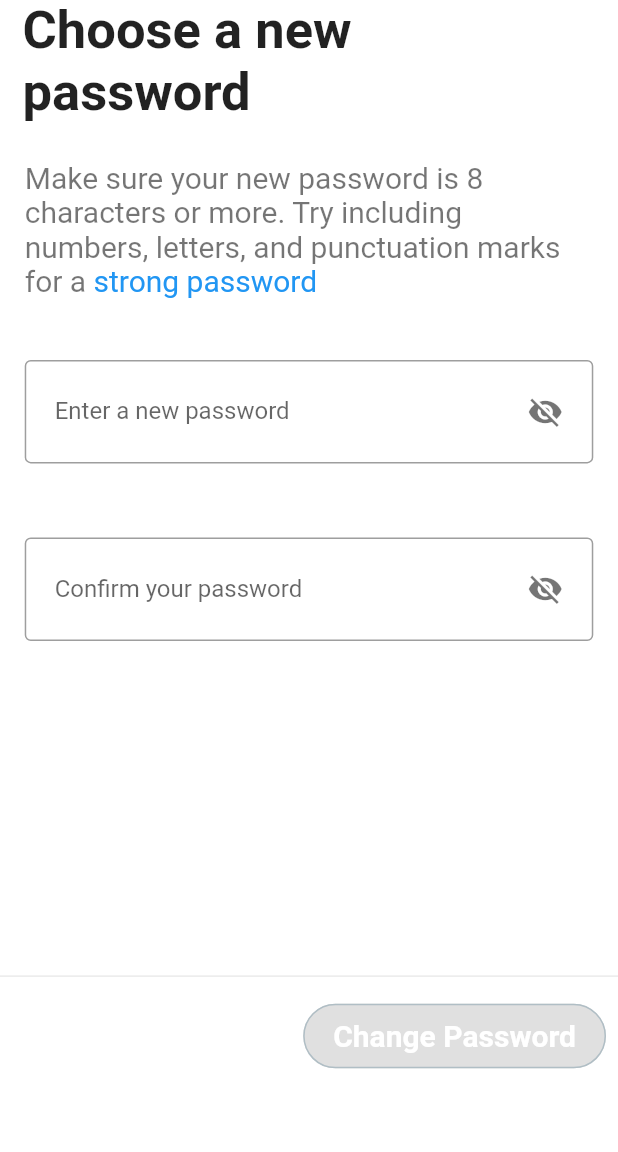
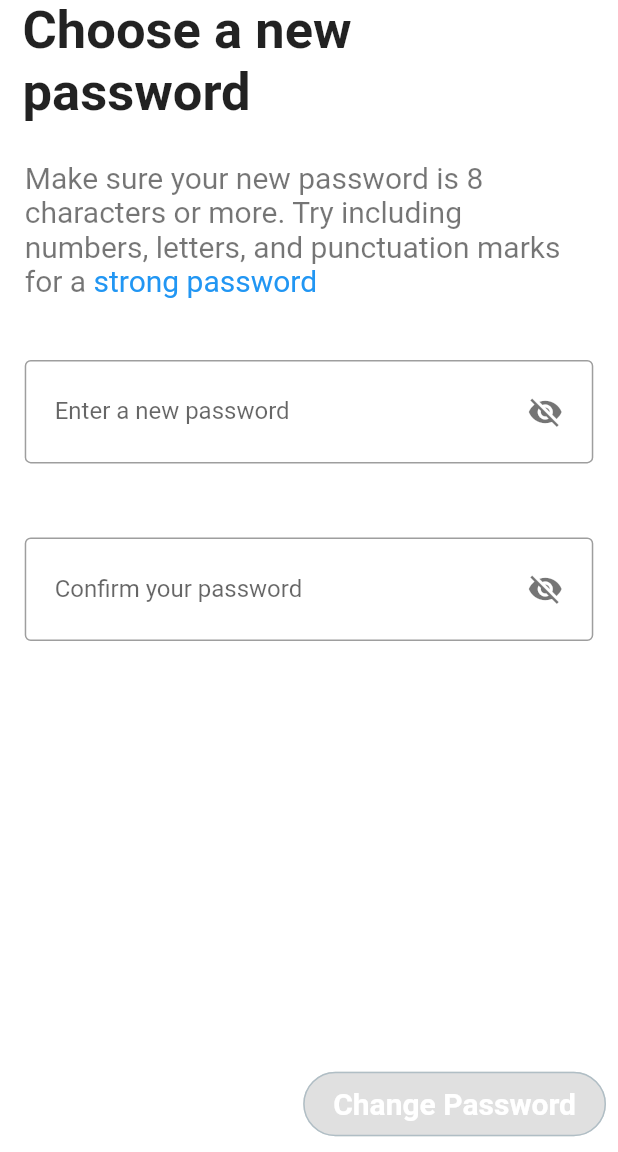
Before and after one commit to TweaXy/cross-platform, a Flutter app: the ResetPasswordMobile screen opened directly, on a phone screen of 412 x 824 dp, the part 84-1236 px from its top. Run offline on Flutter 3.47's test engine with Material 2 defaults, Android fonts, the phone set to English and light mode, and no system bars; drawn by our look-alikes of oktoast; our stand-ins replace blur, cached_network_image, dio, dotted_border, dropdown_button2, flutter_bloc and 12 more; missing offline and left inert: datepicker_dropdown, icon_decoration, sign_button, tabbed_sliverlist, webview_flutter_plus.

Commit message:
[ 🎨 REF ] editing button display in reset password page.

```diff
--- a/lib/main.dart
+++ b/lib/main.dart
@@ -29,6 +29,8 @@ class TweaXy extends StatelessWidget {
       child: MaterialApp(
         debugShowCheckedModeBanner: false,
         theme: ThemeData(
+          bottomSheetTheme:
+              const BottomSheetThemeData(backgroundColor: Colors.white),
           brightness: brightness,
           fontFamily: 'Roboto',
           scaffoldBackgroundColor: isDarkMode ? Colors.black : Colors.white,
@@ -46,7 +48,7 @@ class TweaXy extends StatelessWidget {
           kProfileScreen: (context) => ProfileScreen(),
           kEditProfileScreen: (context) => EditProfileScreen(),
         },
-        initialRoute: kHomeScreen,
+        initialRoute: kSplashScreen,
       ),
     );
   }
--- a/lib/views/login/forget_passwoed_web_1.dart
+++ b/lib/views/login/forget_passwoed_web_1.dart
@@ -28,7 +28,9 @@ class _WebDialogSignInPage2State extends State<ForgetPasswordWeb1> {
 
   void _updateButtonState() {
     setState(() {
-      isButtonEnabled = myController.text.isNotEmpty;
+      isButtonEnabled = myController.text.trim().isNotEmpty;
+
+      // print(myController.text);
     });
   }
 
--- a/lib/views/login/forget_passwoed_web_3.dart
+++ b/lib/views/login/forget_passwoed_web_3.dart
@@ -31,7 +31,7 @@ class _ForgetPasswordWeb3State extends State<ForgetPasswordWeb3> {
 
   void _updateButtonState() {
     setState(() {
-      isButtonEnabled = myController.text.isNotEmpty;
+      isButtonEnabled = myController.text.trim().isNotEmpty;
     });
   }
 
--- a/lib/views/login/forget_password_page1.dart
+++ b/lib/views/login/forget_password_page1.dart
@@ -33,7 +33,7 @@ class _LoginViewPage1State extends State<ForgetPasswordPage1> {
 
   void _updateButtonState() {
     setState(() {
-      isButtonEnabled = myController.text.isNotEmpty;
+      isButtonEnabled = myController.text.trim().isNotEmpty;
     });
   }
 
--- a/lib/views/login/forget_password_page3.dart
+++ b/lib/views/login/forget_password_page3.dart
@@ -33,7 +33,8 @@ class _LoginViewPage1State extends State<ForgetPasswordPage3> {
 
   void _updateButtonState() {
     setState(() {
-      isButtonEnabled = myController.text.isNotEmpty;
+           isButtonEnabled = myController.text.trim().isNotEmpty;
+
     });
   }
 
--- a/lib/views/login/reset_password/reset_password_mobile.dart
+++ b/lib/views/login/reset_password/reset_password_mobile.dart
@@ -40,7 +40,7 @@ class _ResetPasswordMobileState extends State<ResetPasswordMobile> {
     setState(() {
       String c1 = myControllerNewPassword.text;
       String c2 = myControllerConfirmPassword.text;
-      if (!myControllerNewPassword.text.isEmpty && (c1 == c2))
+      if (!myControllerNewPassword.text.trim().isEmpty && (c1 == c2))
         isButtonEnabled = true;
       else
         isButtonEnabled = false;
@@ -55,6 +55,7 @@ class _ResetPasswordMobileState extends State<ResetPasswordMobile> {
     bool isDarkMode =
         MediaQuery.of(context).platformBrightness == Brightness.dark;
     return Scaffold(
+
       appBar: CustomAppbar(
         iconButton: IconButton(
           key: const ValueKey("ResetPasswordMobileBackIcon"),
@@ -131,8 +132,8 @@ class _ResetPasswordMobileState extends State<ResetPasswordMobile> {
                       right: screenwidth * 0.04,
                     ),
                     child: CustomTextField(
-                        key: const ValueKey(SignInKeys
-                            .forgetPasswordConfirmNewPasswordFieldKey),
+                      key: const ValueKey(
+                          SignInKeys.forgetPasswordConfirmNewPasswordFieldKey),
                       label: "Confirm your password",
                       validatorFunc: passwordValidation,
                       controller: myControllerConfirmPassword,
@@ -141,14 +142,24 @@ class _ResetPasswordMobileState extends State<ResetPasswordMobile> {
                 ],
               ),
             ),
-              Align(
-                alignment: Alignment.bottomCenter,
-                child: Column(
-                  mainAxisAlignment: MainAxisAlignment.end,
-                  crossAxisAlignment: CrossAxisAlignment.end,
-                  children: [
-                    const Divider(),
-                    Padding(
+            // Align(
+            //   alignment: Alignment.bottomCenter,
+            //   child: Column(
+            //     mainAxisAlignment: MainAxisAlignment.end,
+            //     crossAxisAlignment: CrossAxisAlignment.end,
+            //     children: [
+            //       const Divider(),
+
+            //     ],
+            //   ),
+            // ),
+          ],
+        ),
+      ),
+      bottomSheet: Align(
+        heightFactor: screenheight * 0.0013,
+        alignment: Alignment.bottomRight,
+        child: Padding(
           padding: const EdgeInsets.all(8.0),
           child: CustomButton(
             key: const ValueKey(SignInKeys.nextButtonKey),
@@ -177,11 +188,7 @@ class _ResetPasswordMobileState extends State<ResetPasswordMobile> {
             },
           ),
         ),
-                  ],
       ),
-              ),
-            ],
-          ),
-        ));
+    );
   }
 }
--- a/lib/views/login/reset_password/reset_password_web.dart
+++ b/lib/views/login/reset_password/reset_password_web.dart
@@ -35,7 +35,7 @@ class _ResetPasswordWebState extends State<ResetPasswordWeb> {
     setState(() {
       String c1 = myControllerNewPassword.text;
       String c2 = myControllerConfirmPassword.text;
-      if (!myControllerNewPassword.text.isEmpty && (c1 == c2))
+      if (!myControllerNewPassword.text.trim().isEmpty && (c1 == c2))
         isButtonEnabled = true;
       else
         isButtonEnabled = false;
```
Lines whose indentation alone changed are shown as unchanged.
